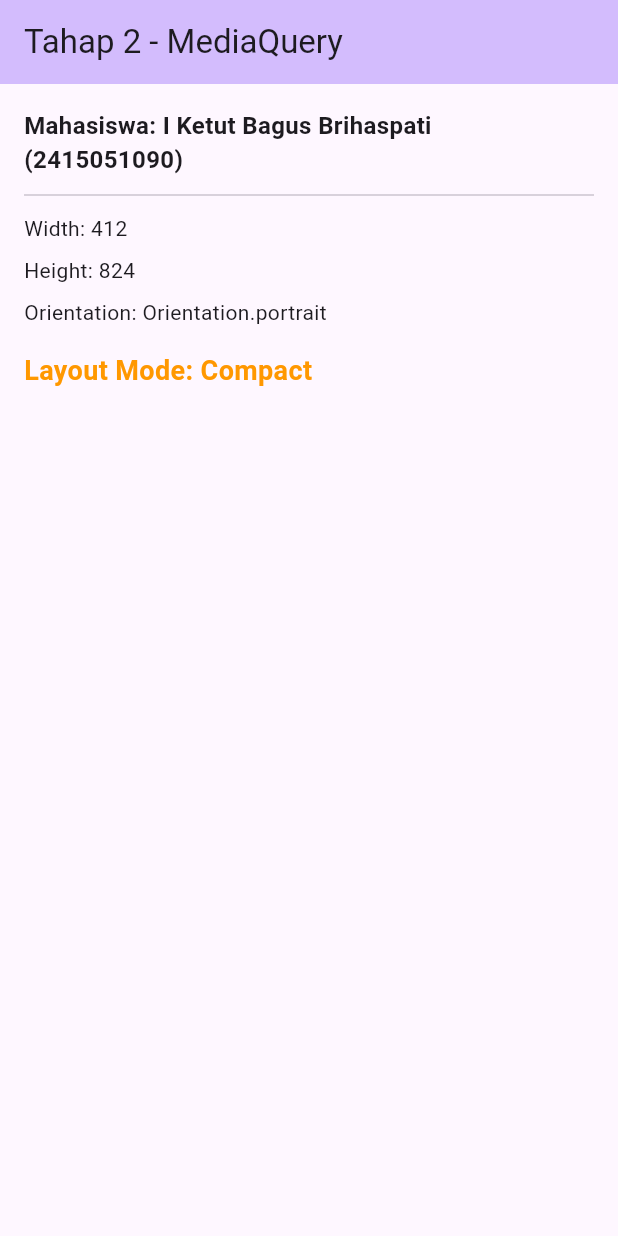
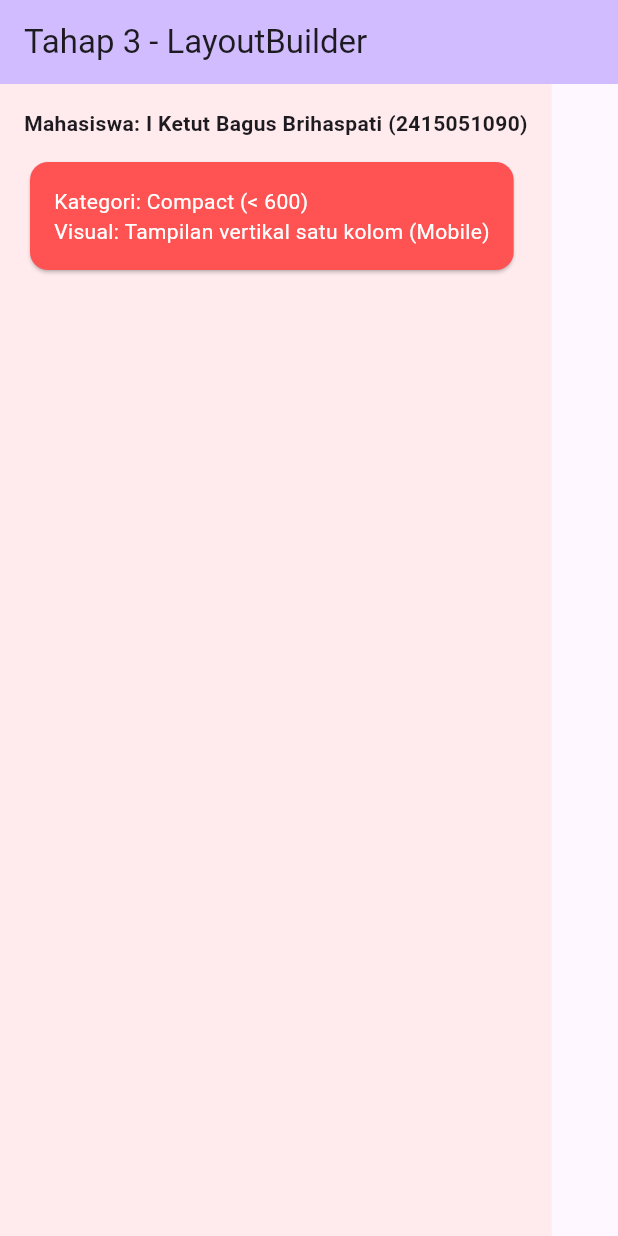
Before and after one commit to bagusbrihaspati/praktikum_5_course_explorer, a Flutter app: the screen it shows after launch, on a phone screen of 412 x 824 dp. Run offline on Flutter 3.47's test engine with Material 3 defaults, Android fonts, the phone set to English and light mode, and no system bars.

Commit message:
Tahap 3: Implementasi LayoutBuilder dan Breakpoint

```diff
--- a/lib/main.dart
+++ b/lib/main.dart
@@ -1,6 +1,6 @@
 import 'package:flutter/material.dart';
 
-// Variabel Identitas Mahasiswa
+// Variabel Identitas Mahasiswa (Wajib)
 const String studentName = 'I Ketut Bagus Brihaspati';
 const String studentId = '2415051090';
 
@@ -14,65 +14,128 @@ class MyApp extends StatelessWidget {
   @override
   Widget build(BuildContext context) {
     return MaterialApp(
-      title: 'Tahap 2 - MediaQuery',
+      title: 'Tahap 3 - LayoutBuilder & Breakpoint',
       debugShowCheckedModeBanner: false,
       theme: ThemeData(
         colorScheme: ColorScheme.fromSeed(seedColor: Colors.deepPurple),
         useMaterial3: true,
       ),
-      home: const Tahap2Screen(),
+      home: Scaffold(
+        appBar: AppBar(
+          title: const Text('Tahap 3 - LayoutBuilder'),
+          backgroundColor: Theme.of(context).colorScheme.inversePrimary,
+        ),
+        body: LayoutBuilder(
+          builder: (context, constraints) {
+            // Breakpoint sesuai panduan praktikum
+            if (constraints.maxWidth < 600) {
+              return const CompactLayout();
+            } else if (constraints.maxWidth < 840) {
+              return const MediumLayout();
+            } else {
+              return const ExpandedLayout();
+            }
+          },
+        ),
+      ),
     );
   }
 }
 
-class Tahap2Screen extends StatelessWidget {
-  const Tahap2Screen({super.key});
+// Widget Layout Compact (< 600)
+class CompactLayout extends StatelessWidget {
+  const CompactLayout({super.key});
 
   @override
   Widget build(BuildContext context) {
-    // 1. Membaca properti MediaQuery
-    final size = MediaQuery.of(context).size;
-    final orientation = MediaQuery.of(context).orientation;
-
-    return Scaffold(
-      appBar: AppBar(
-        title: const Text('Tahap 2 - MediaQuery'),
-        backgroundColor: Theme.of(context).colorScheme.inversePrimary,
-      ),
-      body: Padding(
-        padding: const EdgeInsets.all(16.0),
-        child: Column(
-          crossAxisAlignment: CrossAxisAlignment.start,
-          children: [
-            // Menampilkan Identitas Mahasiswa (Nama & NIM)
-            Text(
-              'Mahasiswa: $studentName ($studentId)',
-              style: const TextStyle(
-                fontSize: 16,
-                fontWeight: FontWeight.bold,
+    return Container(
+      color: Colors.red.shade50,
+      padding: const EdgeInsets.all(16.0),
+      child: Column(
+        crossAxisAlignment: CrossAxisAlignment.start,
+        children: const [
+          Text(
+            'Mahasiswa: $studentName ($studentId)',
+            style: TextStyle(fontWeight: FontWeight.bold),
+          ),
+          SizedBox(height: 12),
+          Card(
+            color: Colors.redAccent,
+            child: Padding(
+              padding: EdgeInsets.all(16.0),
+              child: Text(
+                'Kategori: Compact (< 600)\nVisual: Tampilan vertikal satu kolom (Mobile)',
+                style: TextStyle(color: Colors.white),
               ),
             ),
-            const Divider(height: 24),
+          ),
+        ],
+      ),
+    );
+  }
+}
 
-            // Menampilkan data MediaQuery sesuai format modul
-            Text('Width: ${size.width.toStringAsFixed(0)}'),
-            const SizedBox(height: 8),
-            Text('Height: ${size.height.toStringAsFixed(0)}'),
-            const SizedBox(height: 8),
-            Text('Orientation: $orientation'),
-            const SizedBox(height: 16),
+// Widget Layout Medium (600 - 839)
+class MediumLayout extends StatelessWidget {
+  const MediumLayout({super.key});
 
-            // Kondisi sederhana: width < 600 ? 'Compact' : 'Wide'
-            Text(
-              'Layout Mode: ${size.width < 600 ? 'Compact' : 'Wide'}',
-              style: TextStyle(
-                fontSize: 18,
-                fontWeight: FontWeight.bold,
-                color: size.width < 600 ? Colors.orange : Colors.green,
+  @override
+  Widget build(BuildContext context) {
+    return Container(
+      color: Colors.orange.shade50,
+      padding: const EdgeInsets.all(16.0),
+      child: Column(
+        crossAxisAlignment: CrossAxisAlignment.start,
+        children: const [
+          Text(
+            'Mahasiswa: $studentName ($studentId)',
+            style: TextStyle(fontWeight: FontWeight.bold),
+          ),
+          SizedBox(height: 12),
+          Card(
+            color: Colors.orangeAccent,
+            child: Padding(
+              padding: EdgeInsets.all(16.0),
+              child: Text(
+                'Kategori: Medium (600–839)\nVisual: Tampilan sedang dengan latar oranye (Tablet)',
+                style: TextStyle(color: Colors.white),
               ),
             ),
-          ],
-        ),
+          ),
+        ],
+      ),
+    );
+  }
+}
+
+// Widget Layout Expanded (>= 840)
+class ExpandedLayout extends StatelessWidget {
+  const ExpandedLayout({super.key});
+
+  @override
+  Widget build(BuildContext context) {
+    return Container(
+      color: Colors.green.shade50,
+      padding: const EdgeInsets.all(16.0),
+      child: Column(
+        crossAxisAlignment: CrossAxisAlignment.start,
+        children: const [
+          Text(
+            'Mahasiswa: $studentName ($studentId)',
+            style: TextStyle(fontWeight: FontWeight.bold),
+          ),
+          SizedBox(height: 12),
+          Card(
+            color: Colors.green,
+            child: Padding(
+              padding: EdgeInsets.all(16.0),
+              child: Text(
+                'Kategori: Expanded (>= 840)\nVisual: Tampilan lebar dengan latar hijau (Desktop / Web)',
+                style: TextStyle(color: Colors.white),
+              ),
+            ),
+          ),
+        ],
       ),
     );
   }
```
